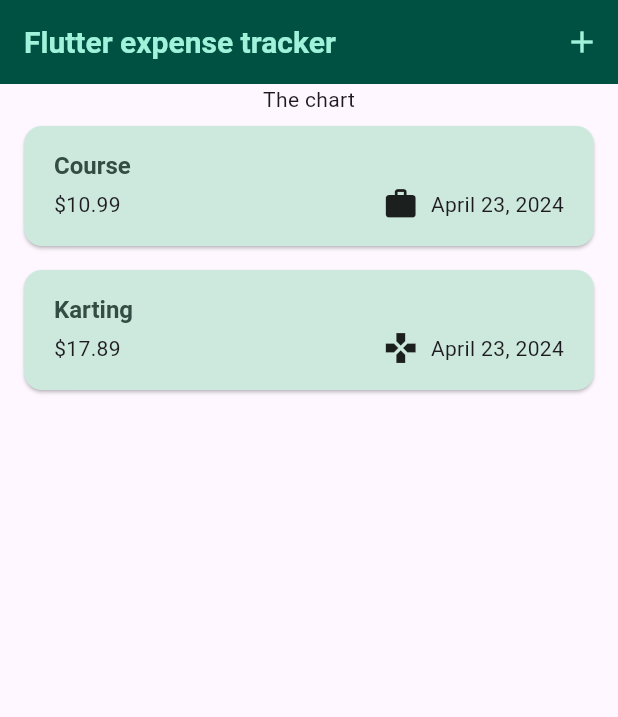
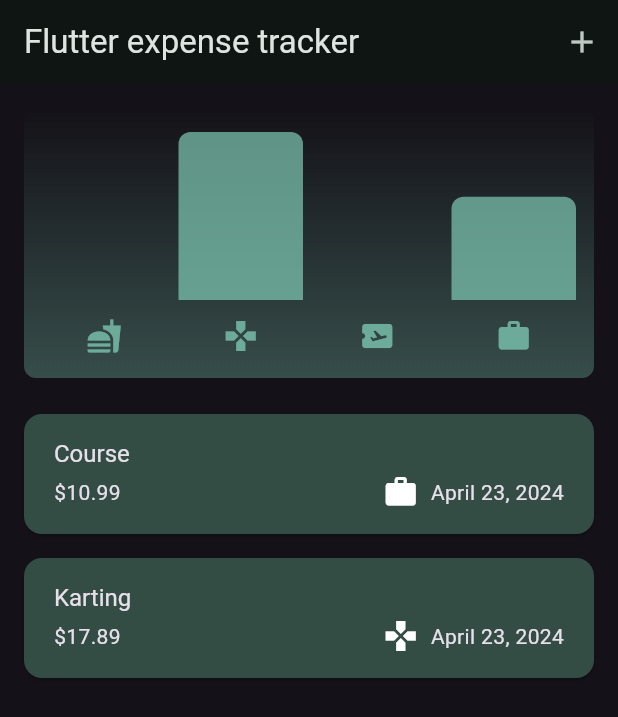
Before and after one commit to andreitecsor/expense_tracker, a Flutter app: the screen it shows after launch, on a phone screen of 412 x 824 dp. Shown: the top 717 px of the screen. Run offline on Flutter 3.47's test engine with Material 3 defaults, Android fonts, the phone set to English and light mode, and no system bars.

Commit message:
added chart widgets

```diff
--- a/lib/main.dart
+++ b/lib/main.dart
@@ -52,7 +52,7 @@ void main() {
                     color: kColorScheme.onSecondaryContainer,
                     fontSize: 20),
               )),
-      themeMode: ThemeMode.system, //default
+      themeMode: ThemeMode.dark, //default
       home: const Expenses(),
     ),
   );
--- a/lib/models/expense.dart
+++ b/lib/models/expense.dart
@@ -45,7 +45,7 @@ class ExpenseBucket {
             .where((expense) => expense.category == category)
             .toList();
 
-  double get totalExpeneses {
+  double get totalExpenses {
     double sum = 0;
 
     for (final expense in expenses) {
--- /dev/null
+++ b/lib/widgets/chart/chart.dart
@@ -0,0 +1,96 @@
+import 'package:expense_tracker/models/expense.dart';
+import 'package:flutter/material.dart';
+
+import 'package:expense_tracker/widgets/chart/chart_bar.dart';
+
+
+class Chart extends StatelessWidget {
+  const Chart({super.key, required this.expenses});
+
+  final List<Expense> expenses;
+
+  List<ExpenseBucket> get buckets {
+    return [
+      ExpenseBucket.forCategory(expenses, Category.food),
+      ExpenseBucket.forCategory(expenses, Category.leisure),
+      ExpenseBucket.forCategory(expenses, Category.travel),
+      ExpenseBucket.forCategory(expenses, Category.work),
+    ];
+  }
+
+  double get maxTotalExpense {
+    double maxTotalExpense = 0;
+
+    for (final bucket in buckets) {
+      if (bucket.totalExpenses > maxTotalExpense) {
+        maxTotalExpense = bucket.totalExpenses;
+      }
+    }
+
+    return maxTotalExpense;
+  }
+
+  @override
+  Widget build(BuildContext context) {
+    final isDarkMode =
+        MediaQuery.of(context).platformBrightness == Brightness.dark;
+    return Container(
+      margin: const EdgeInsets.all(16),
+      padding: const EdgeInsets.symmetric(
+        vertical: 16,
+        horizontal: 8,
+      ),
+      width: double.infinity,
+      height: 180,
+      decoration: BoxDecoration(
+        borderRadius: BorderRadius.circular(8),
+        gradient: LinearGradient(
+          colors: [
+            Theme.of(context).colorScheme.primary.withOpacity(0.3),
+            Theme.of(context).colorScheme.primary.withOpacity(0.0)
+          ],
+          begin: Alignment.bottomCenter,
+          end: Alignment.topCenter,
+        ),
+      ),
+      child: Column(
+        children: [
+          Expanded(
+            child: Row(
+              crossAxisAlignment: CrossAxisAlignment.end,
+              children: [
+                for (final bucket in buckets) // alternative to map()
+                  ChartBar(
+                    fill: bucket.totalExpenses == 0
+                        ? 0
+                        : bucket.totalExpenses / maxTotalExpense,
+                  )
+              ],
+            ),
+          ),
+          const SizedBox(height: 12),
+          Row(
+            children: buckets
+                .map(
+                  (bucket) => Expanded(
+                    child: Padding(
+                      padding: const EdgeInsets.symmetric(horizontal: 4),
+                      child: Icon(
+                        categoryIcons[bucket.category],
+                        color: isDarkMode
+                            ? Theme.of(context).colorScheme.secondary
+                            : Theme.of(context)
+                                .colorScheme
+                                .primary
+                                .withOpacity(0.7),
+                      ),
+                    ),
+                  ),
+                )
+                .toList(),
+          )
+        ],
+      ),
+    );
+  }
+}
--- /dev/null
+++ b/lib/widgets/chart/chart_bar.dart
@@ -0,0 +1,34 @@
+import 'package:flutter/material.dart';
+
+class ChartBar extends StatelessWidget {
+  const ChartBar({
+    super.key,
+    required this.fill,
+  });
+
+  final double fill;
+
+  @override
+  Widget build(BuildContext context) {
+    final isDarkMode =
+        MediaQuery.of(context).platformBrightness == Brightness.dark;
+    return Expanded(
+      child: Padding(
+        padding: const EdgeInsets.symmetric(horizontal: 4),
+        child: FractionallySizedBox(
+          heightFactor: fill,
+          child: DecoratedBox(
+            decoration: BoxDecoration(
+              shape: BoxShape.rectangle,
+              borderRadius:
+                  const BorderRadius.vertical(top: Radius.circular(8)),
+              color: isDarkMode
+                  ? Theme.of(context).colorScheme.secondary
+                  : Theme.of(context).colorScheme.primary.withOpacity(0.65),
+            ),
+          ),
+        ),
+      ),
+    );
+  }
+}
--- a/lib/widgets/expenses.dart
+++ b/lib/widgets/expenses.dart
@@ -1,3 +1,4 @@
+import 'package:expense_tracker/widgets/chart/chart.dart';
 import 'package:expense_tracker/widgets/expenses_list/expenses_list.dart';
 import 'package:expense_tracker/models/expense.dart';
 import 'package:expense_tracker/widgets/new_expense.dart';
@@ -85,7 +86,7 @@ class _ExpensesState extends State<Expenses> {
       ),
       body: Column(
         children: [
-          const Text('The chart'),
+          Chart(expenses: _registeredExpenses),
           Expanded(
             child: mainContent,
           )
```
